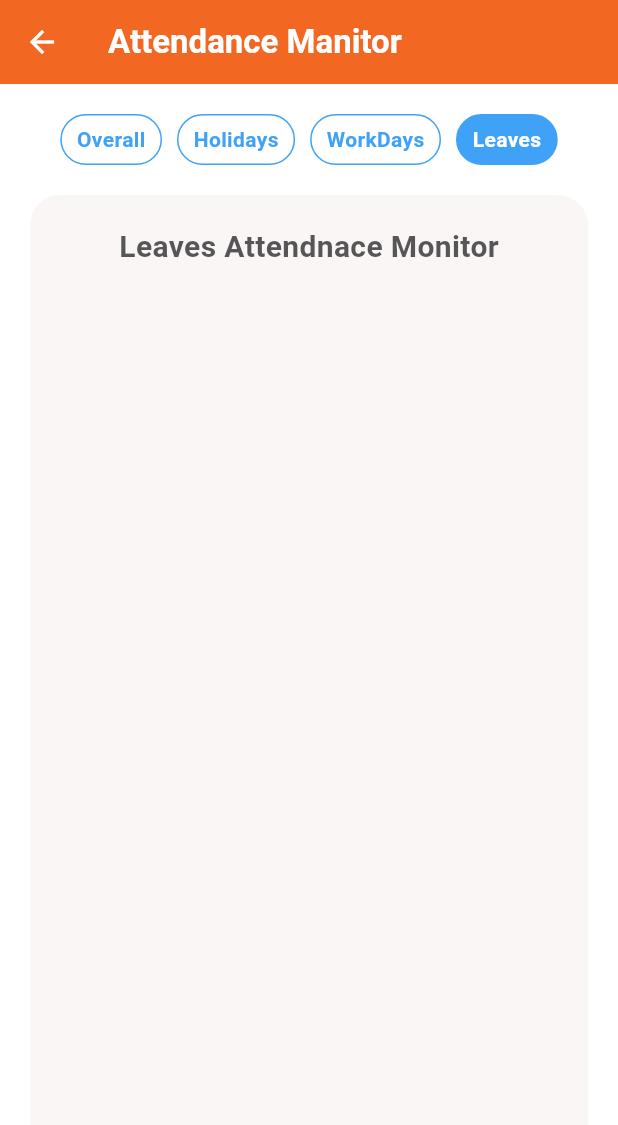
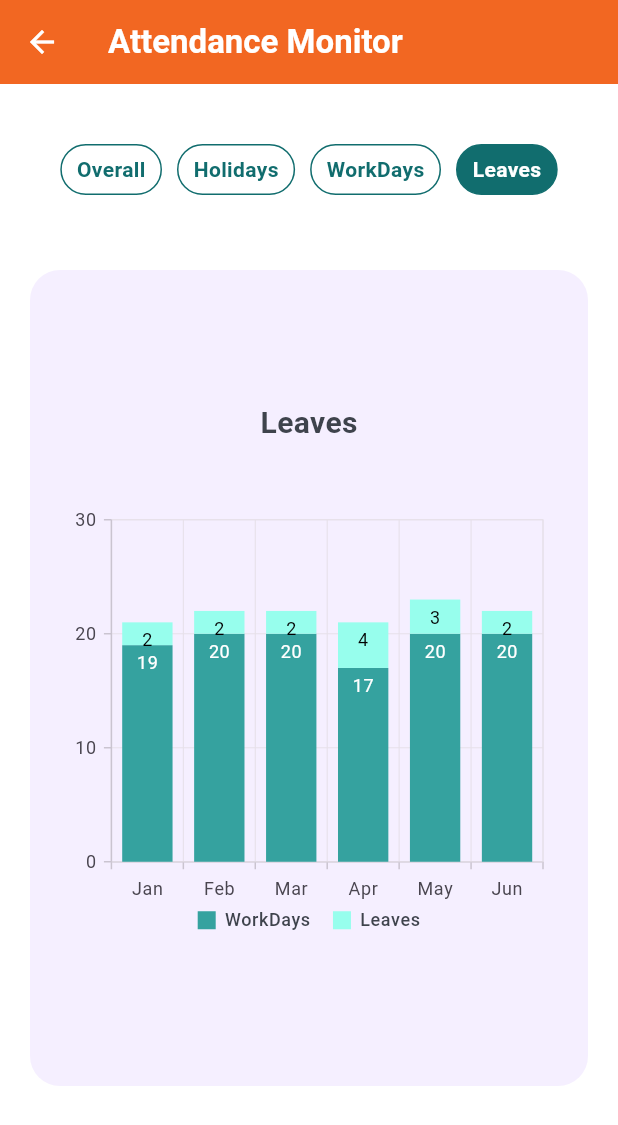
Before and after one commit to SimranNadaf/SuperVisior_Demo_Flutter_APP, a Flutter app: the AttendanceScreen screen opened directly, after a tap on "Holidays", after a tap on "WorkDays", after a tap on "Leaves", on a phone screen of 412 x 824 dp. Shown: the top 1125 px of the screen. Run offline on Flutter 3.47's test engine with Material 3 defaults, Android fonts, the phone set to English and light mode, and no system bars; our stand-ins replace syncfusion_flutter_charts; network calls fail; statements that could not run were skipped.

Commit message:
added various charts for attendance tabs

```diff
--- a/lib/screen/attendance.dart
+++ b/lib/screen/attendance.dart
@@ -1,6 +1,10 @@
+import 'package:login_app/widget/charts/ColumnChart.dart';
+import 'package:login_app/widget/charts/barChart.dart';
+import 'package:login_app/widget/charts/cartesianChart.dart';
 import 'package:flutter/material.dart';
 import 'package:login_app/widget/atdTab.dart';
 import 'package:login_app/widget/atdTabButton.dart';
+import 'package:login_app/widget/charts/piachart.dart';
 
 class AttendanceScreen extends StatefulWidget {
   const AttendanceScreen({super.key});
@@ -17,19 +21,23 @@ class AttendanceScreenState extends State<AttendanceScreen> {
   bool isWork = false;
   bool isLeave = false;
 
+
+
   @override
   Widget build(BuildContext context) {
+
     return Scaffold(
       backgroundColor: Colors.white,
       appBar: AppBar(
         title: const Text(
-          "Attendance Manitor",
+          "Attendance Monitor",
           style: TextStyle(color: Colors.white, fontWeight: FontWeight.bold),
         ),
         backgroundColor: const Color.fromARGB(255, 242, 103, 34),
         foregroundColor: Colors.white,
       ),
       body: Column(
+        mainAxisAlignment: MainAxisAlignment.center,
         children: [
           Row(
             mainAxisAlignment: MainAxisAlignment.center,
@@ -87,19 +95,20 @@ class AttendanceScreenState extends State<AttendanceScreen> {
           ),
           if (isOver)
             const AtdTab(
-              title: "Overall Attendnace Monitor",
+              title: "Overall Attendnace",
+              chart: PiaChart(),
             ),
           if (isHoli)
-            const AtdTab(
-              title: "Holidays Attendnace Monitor",
-            ),
+            const AtdTab(title: "Holidays", chart: Cartesianchart()),
           if (isWork)
             const AtdTab(
-              title: "Workdays Attendnace Monitor",
+              title: "Workdays",
+              chart: BarChart(),
             ),
           if (isLeave)
-            const AtdTab(
-              title: "Leaves Attendnace Monitor",
+             const AtdTab(
+              title: "Leaves",
+              chart: ColumnChart(),
             ),
         ],
       ),
--- a/lib/widget/atdTab.dart
+++ b/lib/widget/atdTab.dart
@@ -1,27 +1,29 @@
 import 'package:flutter/material.dart';
 
 class AtdTab extends StatelessWidget{
-  const AtdTab({super.key, required this.title});
+  const AtdTab({super.key, required this.title, required this.chart});
 
   final String title;
+  final Widget chart;
 
   @override
   Widget build(BuildContext context) {
       return Expanded(
             child: Container(
               padding: const EdgeInsets.all(20),
-              margin: const EdgeInsets.only(left: 20, right: 20, bottom: 20),
+              margin: const EdgeInsets.only(left: 20, right: 20, bottom: 100, top: 10),
               width: double.infinity,
               height: double.infinity,
               decoration: const BoxDecoration(
                 borderRadius: BorderRadius.all(Radius.circular(20)),
-              color: Color.fromARGB(255, 250, 246, 246),
+              color: Color.fromARGB(255, 245, 239, 255),
               ),
               child: Column(
-                mainAxisAlignment: MainAxisAlignment.start,
+                mainAxisAlignment: MainAxisAlignment.center,
                 children: [
-                  Text(title, style: const TextStyle(color: Color.fromARGB(221, 61, 61, 61), fontSize: 20, fontWeight: FontWeight.w700),),
-
+                  Text(title, style: const TextStyle(color: Color.fromARGB(221, 34, 40, 49), fontSize: 20, fontWeight: FontWeight.w700),),
+                  const SizedBox(height: 40,),
+                  chart,
                 ],
               ),
             ),
--- a/lib/widget/atdTabButton.dart
+++ b/lib/widget/atdTabButton.dart
@@ -21,13 +21,13 @@ class AtdtabbuttonState extends State<Atdtabbutton>{
         },
         child: Container(
           padding: const EdgeInsets.symmetric(vertical: 6, horizontal: 10),
-          margin: const EdgeInsets.symmetric(vertical: 20, horizontal: 5),
+          margin: const EdgeInsets.symmetric(vertical: 40, horizontal: 5),
           decoration: BoxDecoration(
-            color: widget.onActivited?  const Color.fromARGB(255, 63,162,246) : const Color.fromARGB(255, 255, 255, 255),
+            color: widget.onActivited?  const Color.fromARGB(255,17, 109, 110) : const Color.fromARGB(255, 255, 255, 255),
             borderRadius: BorderRadius.circular(20),
-            border: Border.all(width: 1, color: const Color.fromARGB(255, 63,162,246))
+            border: Border.all(width: 1, color: const Color.fromARGB(255,17, 109, 110))
           ),
-          child: Text(widget.title, style: TextStyle(color: widget.onActivited?Colors.white:const Color.fromARGB(255, 63,162,246), fontWeight: FontWeight.w600),),
+          child: Text(widget.title, style: TextStyle(color: widget.onActivited?Colors.white:const Color.fromARGB(255,17, 109, 110), fontWeight: FontWeight.w600),),
         ),
       );
   }
--- /dev/null
+++ b/lib/widget/charts/ColumnChart.dart
@@ -0,0 +1,61 @@
+import 'package:flutter/material.dart';
+import 'package:syncfusion_flutter_charts/charts.dart';
+
+class ColumnChart extends StatelessWidget {
+  const ColumnChart({super.key});
+  @override
+  Widget build(BuildContext context) {
+    List<ChartData> data = [
+      ChartData(x: "Jan", y: 19, y2: 2),
+      ChartData(x: "Feb", y: 20, y2: 2),
+      ChartData(x: "Mar", y: 20, y2: 2),
+      ChartData(x: "Apr", y: 17, y2: 4),
+      ChartData(x: "May", y: 20, y2: 3),
+      ChartData(x: "Jun", y: 20, y2: 2),
+      // ChartData(x: "Jul", y: 18, y2: 2),
+      // ChartData(x: "Aug", y: 20, y2: 2),
+      // ChartData(x: "Sep", y: 23, y2: 2),
+      // ChartData(x: "Oct", y: 20, y2: 2),
+      // ChartData(x: "Nov", y: 21, y2: 2),
+      // ChartData(x: "Dec", y: 20, y2: 3),
+    ];
+
+    return SfCartesianChart(
+        legend: const Legend(
+          isVisible: true,
+          position: LegendPosition.bottom,
+          isResponsive: true,
+          itemPadding: 15,
+          textStyle: TextStyle(
+              color: Color.fromARGB(221, 34, 40, 49),
+              fontSize: 12,
+              fontWeight: FontWeight.w500),
+        ),
+       primaryXAxis: const CategoryAxis(),
+            primaryYAxis: const NumericAxis(minimum: 0, maximum: 30, interval: 10),
+        series: <CartesianSeries>[
+          StackedColumnSeries<ChartData, String>(
+              name: "WorkDays",
+              dataLabelSettings: const DataLabelSettings(isVisible: true),
+              color: const Color.fromARGB(255, 53, 162, 159),
+              dataSource: data,
+              xValueMapper: (ChartData data, _) => data.x,
+              yValueMapper: (ChartData data, _) => data.y),
+          StackedColumnSeries<ChartData, String>(
+              name: "Leaves",
+              dataLabelSettings: const DataLabelSettings(isVisible: true),
+              color: const Color.fromARGB(255, 151, 254, 237),
+              dataSource: data,
+              xValueMapper: (ChartData data, _) => data.x,
+              yValueMapper: (ChartData data, _) => data.y2),
+        ]);
+  }
+}
+
+class ChartData {
+  final String x;
+  final int y;
+  final int y2;
+
+  ChartData({required this.x, required this.y, required this.y2});
+}
--- /dev/null
+++ b/lib/widget/charts/barChart.dart
@@ -0,0 +1,55 @@
+import 'package:flutter/material.dart';
+import 'package:syncfusion_flutter_charts/charts.dart';
+
+class BarChart extends StatelessWidget{
+  const BarChart({super.key});
+  @override
+  Widget build(BuildContext context) {
+    List<ChartData> data = [
+      ChartData("Jan", 30, const Color.fromARGB(255, 158, 203, 240)),
+      ChartData("Feb", 25, const Color.fromARGB(255, 127, 193, 247)),
+      ChartData("Mar", 20, const Color.fromARGB(255, 70, 163, 240)),
+      ChartData("Apr", 23, const Color.fromARGB(255, 58, 158, 240)),
+      ChartData("May", 28, const Color.fromARGB(255, 37, 150, 243)),
+      ChartData("Jun", 18, const Color.fromARGB(255, 22, 146, 247)),
+      ChartData("Jul", 19, const Color.fromARGB(255, 3, 135, 243)),
+      ChartData("Aug", 28, const Color.fromARGB(255, 2, 119, 214)),
+      ChartData("Sep", 30, const Color.fromARGB(255, 2, 95, 172)),
+      ChartData("Oct", 26, const Color.fromARGB(255, 1, 63, 114)),
+      ChartData("Nov", 28, const Color.fromARGB(255, 1, 53, 95)),
+      ChartData("Dec", 22, const Color.fromARGB(255, 2, 46, 82)),
+    ];
+    return SfCartesianChart(
+      legend: const Legend(
+          isVisible: true,
+          position: LegendPosition.bottom,
+          isResponsive: true,
+          itemPadding: 15,
+          textStyle: TextStyle(
+              color: Color.fromARGB(221, 34, 40, 49),
+              fontSize: 12,
+              fontWeight: FontWeight.w500),
+        ),
+            primaryXAxis: const CategoryAxis(),
+            primaryYAxis: const NumericAxis(minimum: 0, maximum: 30, interval: 10),
+            tooltipBehavior:TooltipBehavior(enable: true),
+            series: <CartesianSeries<ChartData, String>>[
+              BarSeries<ChartData, String>(
+                name: "Workdays",
+                  dataSource: data,
+                  xValueMapper: (ChartData data, _) => data.x,
+                  yValueMapper: (ChartData data, _) => data.y,
+                  pointColorMapper: (ChartData data, _) => data.color,
+                  )
+            ]);
+  }
+}
+
+
+class ChartData {
+  ChartData(this.x, this.y, this.color);
+
+  final String x;
+  final double y;
+  final Color? color;
+}
--- /dev/null
+++ b/lib/widget/charts/cartesianChart.dart
@@ -0,0 +1,59 @@
+import 'package:flutter/material.dart';
+import 'package:syncfusion_flutter_charts/charts.dart';
+
+class Cartesianchart extends StatelessWidget {
+  const Cartesianchart({super.key});
+  @override
+  Widget build(BuildContext context) {
+    List<SalesData> data = [
+      SalesData(1, 2, "Jan"),
+      SalesData(2, 2, "Feb"),
+      SalesData(3, 1, "Mar"),
+      SalesData(4, 2, "Apr"),
+      SalesData(5, 5, "May"),
+      SalesData(6, 2, "Jun"),
+      SalesData(7, 2, "Jul"),
+      SalesData(8, 2, "Aug"),
+      SalesData(9, 3, "Spt"),
+      SalesData(10, 2, "Oct"),
+      SalesData(11, 0, "Nov"),
+      SalesData(12, 2, "Dec"),
+    ];
+    return SfCartesianChart(
+        legend: const Legend(
+          isVisible: true,
+          position: LegendPosition.bottom,
+          isResponsive: true,
+          itemPadding: 15,
+          textStyle: TextStyle(
+              color: Color.fromARGB(221, 34, 40, 49),
+              fontSize: 12,
+              fontWeight: FontWeight.w500),
+        ),
+        primaryXAxis: const NumericAxis(minimum: 0, maximum: 12, interval: 1),
+        series: <LineSeries<SalesData, num>>[
+          LineSeries<SalesData, num>(
+            name: "Holidays",
+            animationDuration: 2000,
+            dataSource: data,
+            xValueMapper: (SalesData sales, _) => sales.month,
+            yValueMapper: (SalesData sales, _) => sales.offs,
+            dataLabelMapper: (SalesData sales, _) => sales.title,
+            dataLabelSettings: const DataLabelSettings(
+              isVisible: true,
+              labelPosition: ChartDataLabelPosition.outside,
+            ),
+            color: const Color.fromARGB(255, 117, 164, 127),
+            markerSettings: const MarkerSettings(
+                isVisible: true, shape: DataMarkerType.diamond),
+          )
+        ]);
+  }
+}
+
+class SalesData {
+  final int month;
+  final int offs;
+  final String title;
+  SalesData(this.month, this.offs, this.title);
+}
--- /dev/null
+++ b/lib/widget/charts/piachart.dart
@@ -0,0 +1,56 @@
+import 'package:flutter/material.dart';
+import 'package:syncfusion_flutter_charts/charts.dart';
+
+class PiaChart extends StatelessWidget {
+  const PiaChart({super.key});
+
+  @override
+  Widget build(BuildContext context) {
+    final List<ChartData> chartData = [
+      ChartData('Workdays', 85, const Color.fromARGB(255, 135, 76, 204)),
+      ChartData('Holidays', 12.5, const Color.fromARGB(255, 198, 91, 207)),
+      ChartData('Leaves', 7.5, const Color.fromARGB(255, 242, 123, 189)),
+    ];
+    return SfCircularChart(
+        legend: const Legend(
+          isVisible: true,
+          position: LegendPosition.bottom,
+          isResponsive: true,
+          itemPadding: 15,
+          textStyle: TextStyle(
+              color: Color.fromARGB(221, 34, 40, 49),
+              fontSize: 12,
+              fontWeight: FontWeight.w500),
+        ),
+        series: <CircularSeries>[
+          // Render pie chart
+          PieSeries<ChartData, String>(
+            dataSource: chartData,
+            pointColorMapper: (ChartData data, _) => data.color,
+            xValueMapper: (ChartData data, _) => data.x,
+            yValueMapper: (ChartData data, _) => data.y,
+            dataLabelMapper: (ChartData data, _) => data.x,
+            radius: '70%',
+            startAngle: 0,
+            endAngle: 360,
+            animationDuration: 1500,
+            dataLabelSettings: const DataLabelSettings(
+              isVisible: true,
+              labelPosition: ChartDataLabelPosition.outside,
+              useSeriesColor: true,
+              labelIntersectAction: LabelIntersectAction.shift,
+              connectorLineSettings: ConnectorLineSettings(
+                  type: ConnectorType.curve, length: '7%'),
+              overflowMode: OverflowMode.trim,
+            ),
+          )
+        ]);
+  }
+}
+
+class ChartData {
+  ChartData(this.x, this.y, [this.color]);
+  final String x;
+  final double y;
+  final Color? color;
+}
--- a/pubspec.yaml
+++ b/pubspec.yaml
@@ -37,6 +37,7 @@ dependencies:
   cupertino_icons: ^1.0.8
   http: ^1.2.2
   url_launcher: ^6.3.0
+  syncfusion_flutter_charts: ^27.1.50
 
 dev_dependencies:
   flutter_test:
```
Also changed, not shown: pubspec.lock, 1 other file.
